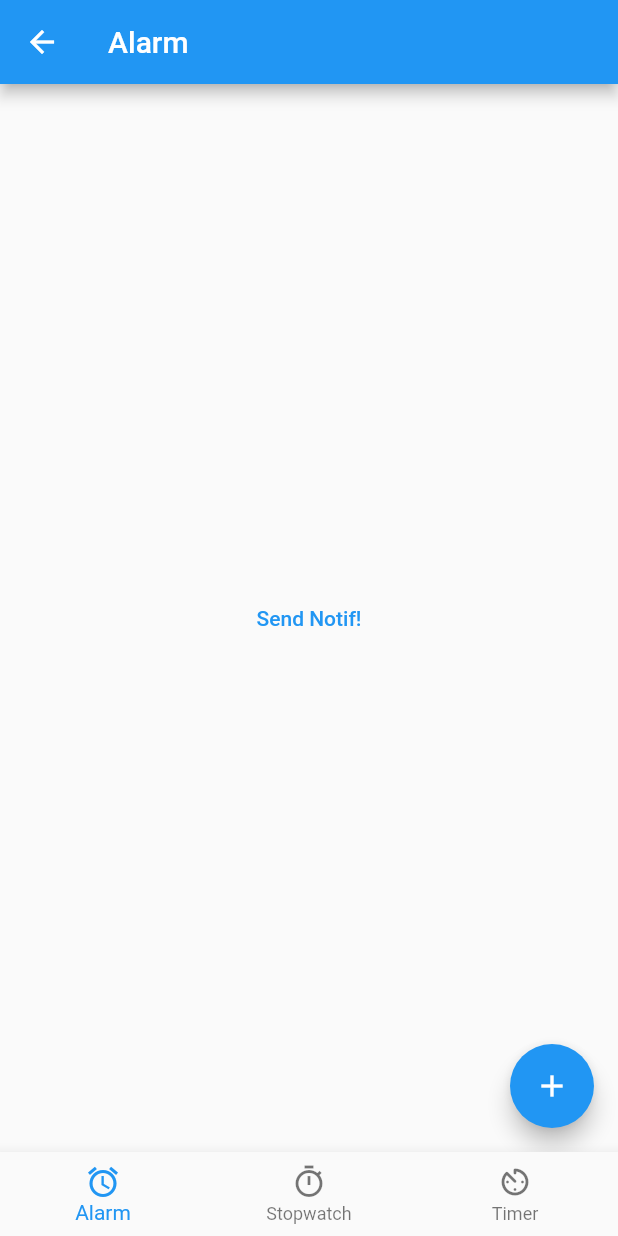
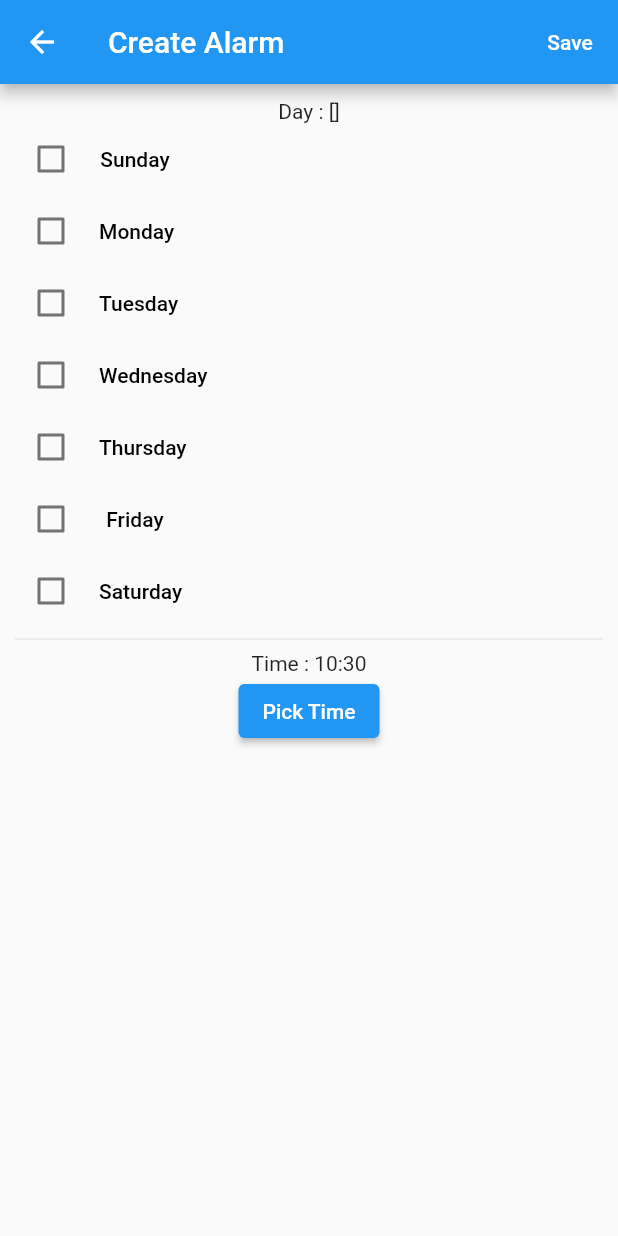
Before and after one commit to yagrariksa/flutter_learn, a Flutter app: the HomePage screen opened by its route, after a tap on the "add" icon, on a phone screen of 412 x 824 dp. Run offline on Flutter 3.47's test engine with Material 2 defaults, Android fonts, the phone set to English and light mode, and no system bars; our stand-ins replace flutter_local_notifications, rxdart, sqflite; missing offline and left inert: dart:ffi; accounts and stored records are empty.

Commit message:
still error: setup

```diff
--- a/lib/helper/notification_helper.dart
+++ b/lib/helper/notification_helper.dart
@@ -1,5 +1,3 @@
-import 'dart:js';
-
 import 'package:flutter/cupertino.dart';
 import 'package:flutter/material.dart';
 import 'package:flutter_learn/model/notifiaction.dart';
--- /dev/null
+++ b/lib/helper/sqflite_helper.dart
@@ -0,0 +1,33 @@
+import 'package:sqflite/sqflite.dart';
+import 'package:sqflite/sqlite_api.dart';
+
+class SqfliteHelperClass {
+  final String _dbName = "AlarmYagrariksa.DB";
+  final int _version = 1;
+
+  Database? _db;
+  Future<Database> db() async {
+    if (_db != null) return _db!;
+    _db = await openDatabase(
+      _dbName,
+      version: _version,
+      onCreate: _onCreate,
+    );
+    return _db!;
+  }
+
+  Future<void> _onCreate(Database db, int version) async {
+    await db.execute('''
+      CREATE TABLE alarms (
+      _id INTEGER PRIMARY KEY AUTOINCREMENT,
+      uid TEXT,
+      name TEXT NULL,
+      day TEXT,
+      time TEXT,
+      active bool    )''');
+  }
+
+  Future<void> closeDB() async {
+    await _db?.close();
+  }
+}
--- a/lib/main.dart
+++ b/lib/main.dart
@@ -2,14 +2,14 @@ import 'dart:io';
 
 import 'package:flutter/foundation.dart';
 import 'package:flutter/material.dart';
-import 'package:flutter_learn/helper/notification_helper.dart';
 import 'package:flutter_learn/navigation.dart';
 import 'package:flutter_learn/screen/alarm_receive.dart';
 import 'package:flutter_local_notifications/flutter_local_notifications.dart'
     as notifs;
 
 Future<void> main() async {
-  String initRoute = AlaramReceivePage.routeName;
+  WidgetsFlutterBinding.ensureInitialized();
+  String initRoute = HomePage.routeName;
   final notifs.NotificationAppLaunchDetails? notificationAppLaunchDetails =
       !kIsWeb && Platform.isLinux
           ? null
@@ -34,7 +34,7 @@ String? selectedNotificationPayload;
 class MyApp extends StatelessWidget {
   MyApp({Key? key, required this.initRoute}) : super(key: key);
 
-  String initRoute = AlaramReceivePage.routeName;
+  String initRoute = HomePage.routeName;
 
   @override
   Widget build(BuildContext context) {
--- a/lib/model/alarm.dart
+++ b/lib/model/alarm.dart
@@ -1,12 +1,34 @@
+import 'dart:ffi';
+
 import 'package:intl/intl.dart';
+import 'package:uuid/uuid.dart';
 
 class Alarm {
+  String _uid;
   String? _name;
   List<int> _day;
   DateTime time;
-  bool active = false;
+  bool active;
 
-  Alarm(this._day, this.time, this.active);
+  static final String tableName = "alarms";
+
+  Alarm._(this._uid, this._name, this._day, this.time, this.active);
+
+  factory Alarm(
+    List<int> _day,
+    DateTime time, [
+    bool active = false,
+    String? _name,
+    String? uid,
+  ]) {
+    return Alarm._(
+      uid ?? Uuid().v4(),
+      _name,
+      _day,
+      time,
+      active,
+    );
+  }
 
   toggleActive() {
     active = !active;
@@ -19,4 +41,43 @@ class Alarm {
   String tellName() {
     return _name ?? "";
   }
+
+  Map<String, dynamic> toMap() {
+    Map<String, dynamic> map = Map<String, dynamic>();
+
+    map["uid"] = _uid;
+    map["name"] = _name;
+    map["day"] = _day.toString();
+    map["time"] = tellTime();
+    map["active"] = active;
+
+    return map;
+  }
+
+  factory Alarm.fromJson(Map<String, dynamic> json) {
+    String _strDay = json['day'].toString();
+    _strDay = _strDay.substring(1, _strDay.length - 1);
+    List<String> _listStrDay = _strDay.split(", ");
+    List<int> _listDay = [];
+    if (_listStrDay.length > 0) {
+      _listStrDay.forEach(
+        (element) {
+          _listDay.add(int.parse(element));
+        },
+      );
+    }
+
+    String time = json['time'];
+    var now = DateTime.now();
+    DateTime datetime = DateTime(now.year, now.month, now.day,
+        int.parse(time.split(":")[0]), int.parse(time.split(":")[1]));
+
+    bool active = json['active'];
+
+    String? name = json['name'];
+
+    String uid = json['uid'];
+
+    return Alarm(_listDay, datetime, active, name, uid);
+  }
 }
--- a/lib/navigation.dart
+++ b/lib/navigation.dart
@@ -1,7 +1,5 @@
 import 'package:flutter/material.dart';
-import 'package:flutter/src/widgets/framework.dart';
-import 'package:flutter/src/widgets/placeholder.dart';
-import 'package:flutter_learn/screen/alarm.dart';
+import 'package:flutter_learn/screen/alarmPage.dart';
 import 'package:flutter_learn/screen/stopwatch.dart';
 import 'package:flutter_learn/screen/timer.dart';
 
--- a/lib/screen/alarm.dart
+++ /dev/null
@@ -1,88 +0,0 @@
-import 'dart:math';
-
-import 'package:flutter/material.dart';
-import 'package:flutter/services.dart';
-import 'package:flutter_learn/model/alarm.dart';
-
-final mockAlarm = Iterable.generate(
-  100,
-  (index) {
-    var day = [0, 1, 2, 3, 4, 5, 6, 7];
-    var rand = Random();
-    var hour = rand.nextInt(13) + 10;
-    var minute = rand.nextInt(59);
-    var now = DateTime.now();
-    DateTime datetime = DateTime(now.year, now.month, now.day, hour, minute);
-    return Alarm(day, datetime, rand.nextBool());
-  },
-);
-
-class AlarmPage extends StatefulWidget {
-  const AlarmPage({Key? key}) : super(key: key);
-
-  @override
-  State<AlarmPage> createState() => _AlarmPageState();
-}
-
-class _AlarmPageState extends State<AlarmPage> {
-  @override
-  Widget build(BuildContext context) {
-    var data = mockAlarm.toList();
-    return Scaffold(
-      appBar: AppBar(
-        title: const Text("Alarm"),
-      ),
-      floatingActionButton: FloatingActionButton(
-        child: const Icon(Icons.add),
-        onPressed: () {},
-      ),
-      body: SafeArea(
-          child: Center(
-        child: TextButton(
-          onPressed: () {},
-          child: const Text("Send Notif!"),
-        ),
-      )),
-    );
-  }
-}
-
-class AlarmList extends StatelessWidget {
-  final List<Alarm> list;
-  const AlarmList(this.list, {super.key});
-
-  @override
-  Widget build(BuildContext context) {
-    return ListView.builder(
-      itemCount: list.length,
-      physics: const ScrollPhysics(),
-      itemBuilder: (BuildContext context, int index) {
-        var alarm = list.elementAt(index);
-        return Card(
-          child: ListTile(
-            title: Text(
-              alarm.tellTime(),
-              style: const TextStyle(
-                fontSize: 24,
-              ),
-            ),
-            // subtitle: (alarm.tellName == "") ? null : Text(alarm.tellName()),
-            trailing: IconButton(
-              onPressed: () {},
-              icon: alarm.active
-                  ? const Icon(
-                      Icons.toggle_on,
-                      color: Colors.green,
-                      size: 32,
-                    )
-                  : const Icon(
-                      Icons.toggle_off_outlined,
-                      size: 32,
-                    ),
-            ),
-          ),
-        );
-      },
-    );
-  }
-}
--- /dev/null
+++ b/lib/screen/alarmPage.dart
@@ -0,0 +1,155 @@
+import 'dart:math';
+
+import 'package:flutter/material.dart';
+import 'package:flutter_learn/model/alarm.dart';
+import 'package:flutter_learn/model/alarm_sqflite_helper.dart';
+import 'package:flutter_learn/screen/alarm_createPage.dart';
+
+final mockAlarm = Iterable.generate(
+  100,
+  (index) {
+    var day = [0, 1, 2, 3, 4, 5, 6, 7];
+    var rand = Random();
+    var hour = rand.nextInt(13) + 10;
+    var minute = rand.nextInt(59);
+    var now = DateTime.now();
+    DateTime datetime = DateTime(now.year, now.month, now.day, hour, minute);
+    return Alarm(day, datetime, rand.nextBool());
+  },
+);
+
+class AlarmPage extends StatefulWidget {
+  const AlarmPage({Key? key}) : super(key: key);
+
+  @override
+  State<AlarmPage> createState() => _AlarmPageState();
+}
+
+class _AlarmPageState extends State<AlarmPage> with TickerProviderStateMixin {
+  List<Map<String, dynamic>> _alarms = [];
+  late AnimationController controller;
+
+  void createAlarm() {
+    Navigator.push(
+        context,
+        MaterialPageRoute(
+          builder: (context) => AlarmCreatePage(),
+        ));
+  }
+
+  @override
+  void initState() {
+    controller = AnimationController(
+      /// [AnimationController]s can be created with `vsync: this` because of
+      /// [TickerProviderStateMixin].
+      vsync: this,
+      duration: const Duration(seconds: 2),
+    )..addListener(() {
+        setState(() {});
+      });
+    controller.repeat(reverse: true);
+
+    super.initState();
+  }
+
+  @override
+  Widget build(BuildContext context) {
+    var data = mockAlarm.toList();
+    return Scaffold(
+      appBar: AppBar(
+        title: const Text("Alarm"),
+      ),
+      floatingActionButton: FloatingActionButton(
+        child: const Icon(Icons.add),
+        onPressed: createAlarm,
+      ),
+      body: FutureBuilder(
+        future: AlarmSqfliteHelper.loadAll(),
+        builder: (context, snapshot) {
+          return _screen(snapshot);
+        },
+      ),
+    );
+  }
+
+  Widget _screen(AsyncSnapshot<List<Map<String, dynamic>>> snapshot) {
+    if (snapshot.hasData) {
+      print(snapshot.data);
+      _alarms = snapshot.data!;
+      if (snapshot.data != null && _alarms.length > 0) {
+        return SafeArea(
+            child: Center(
+          child: AlarmList(_alarms),
+        ));
+      } else {
+        return SafeArea(
+            child: Center(
+          child: TextButton(
+            onPressed: createAlarm,
+            child: const Text("Add Data!"),
+          ),
+        ));
+      }
+    } else if (snapshot.hasData) {
+      return SafeArea(
+          child: Center(
+        child: Column(children: [
+          const Text("Error"),
+          TextButton(
+              onPressed: () {
+                setState(() {});
+              },
+              child: const Text("Try Again"))
+        ]),
+      ));
+    } else {
+      return Center(
+        child: CircularProgressIndicator(
+          value: controller.value,
+          semanticsLabel: "Loading",
+        ),
+      );
+    }
+  }
+}
+
+class AlarmList extends StatelessWidget {
+  final List<Map<String, dynamic>> list;
+  const AlarmList(this.list, {super.key});
+
+  @override
+  Widget build(BuildContext context) {
+    return ListView.builder(
+      itemCount: list.length,
+      physics: const ScrollPhysics(),
+      itemBuilder: (BuildContext context, int index) {
+        var _alarm = list.elementAt(index);
+        var alarm = Alarm.fromJson(_alarm);
+        return Card(
+          child: ListTile(
+            title: Text(
+              alarm.tellTime(),
+              style: const TextStyle(
+                fontSize: 24,
+              ),
+            ),
+            // subtitle: (alarm.tellName == "") ? null : Text(alarm.tellName()),
+            trailing: IconButton(
+              onPressed: () {},
+              icon: alarm.active
+                  ? const Icon(
+                      Icons.toggle_on,
+                      color: Colors.green,
+                      size: 32,
+                    )
+                  : const Icon(
+                      Icons.toggle_off_outlined,
+                      size: 32,
+                    ),
+            ),
+          ),
+        );
+      },
+    );
+  }
+}
--- /dev/null
+++ b/lib/screen/alarm_createPage.dart
@@ -0,0 +1,138 @@
+// ignore_for_file: camel_case_types, prefer_typing_uninitialized_variables
+
+import 'package:flutter/material.dart';
+import 'package:flutter_learn/model/alarm.dart';
+import 'package:flutter_learn/model/alarm_sqflite_helper.dart';
+
+class AlarmCreatePage extends StatefulWidget {
+  const AlarmCreatePage({Key? key}) : super(key: key);
+
+  static String routeName = "alarm_create";
+
+  @override
+  State<AlarmCreatePage> createState() => _AlarmCreatePageState();
+}
+
+class _AlarmCreatePageState extends State<AlarmCreatePage> {
+  List<int> _day = [];
+  late DateTime _dt;
+
+  void createAlarm() {
+    Alarm newAlarm = Alarm(_day, _dt);
+    AlarmSqfliteHelper.insert(newAlarm);
+  }
+
+  @override
+  void initState() {
+    // TODO: implement initState
+    _dt = DateTime.now();
+    super.initState();
+  }
+
+  void updateDay(int value) {
+    setState(() {
+      if (_day.contains(value)) {
+        _day.removeWhere((element) => element == value);
+      } else {
+        _day.add(value);
+        _day.sort();
+      }
+    });
+  }
+
+  void _showTimePicker() async {
+    TimeOfDay? pickedTime = await showTimePicker(
+      initialTime: TimeOfDay.now(),
+      context: context,
+    );
+    print("pickedTime: $pickedTime");
+    if (pickedTime != null) {
+      DateTime now = DateTime.now();
+      setState(() {
+        _dt = DateTime(
+          now.year,
+          now.month,
+          now.day,
+          pickedTime!.hour,
+          pickedTime!.minute,
+        );
+      });
+    }
+  }
+
+  void backHandler() {
+    Navigator.of(context).pop();
+  }
+
+  void saveNewAlarm() async {
+    Alarm alarm = Alarm(_day, _dt);
+    await AlarmSqfliteHelper.insert(alarm);
+    Navigator.of(context).pop();
+  }
+
+  @override
+  Widget build(BuildContext context) {
+    return Scaffold(
+      appBar: AppBar(
+        title: const Text("Create Alarm"),
+        actions: [
+          TextButton(
+            onPressed: saveNewAlarm,
+            child: const Text(
+              "Save",
+              style: TextStyle(color: Colors.white),
+            ),
+          ),
+        ],
+        leading: IconButton(
+          onPressed: backHandler,
+          icon: Icon(Icons.arrow_back),
+        ),
+      ),
+      body: SingleChildScrollView(
+        child: Container(
+          padding: const EdgeInsets.all(10.0),
+          child: Column(
+            children: [
+              Text("Day : $_day"),
+              dayCheckbox(0, "Sunday"),
+              dayCheckbox(1, "Monday"),
+              dayCheckbox(2, "Tuesday"),
+              dayCheckbox(3, "Wednesday"),
+              dayCheckbox(4, "Thursday"),
+              dayCheckbox(5, "Friday"),
+              dayCheckbox(6, "Saturday"),
+              Divider(),
+              Text("Time : ${_dt.hour}:${_dt.minute}"),
+              ElevatedButton(
+                onPressed: _showTimePicker,
+                child: Text("Pick Time"),
+              ),
+            ],
+          ),
+        ),
+      ),
+    );
+  }
+
+  Row dayCheckbox(int val, String day) {
+    return Row(
+      children: [
+        Checkbox(
+          value: _day.contains(val),
+          onChanged: (bool? value) {
+            updateDay(val);
+          },
+        ),
+        TextButton(
+            child: Text(
+              day,
+              style: const TextStyle(color: Colors.black),
+            ),
+            onPressed: () {
+              updateDay(val);
+            }),
+      ],
+    );
+  }
+}
```
Also changed, not shown: lib/model/alarm_sqflite_helper.dart (added, +56 -0 lines), 1 other file.
